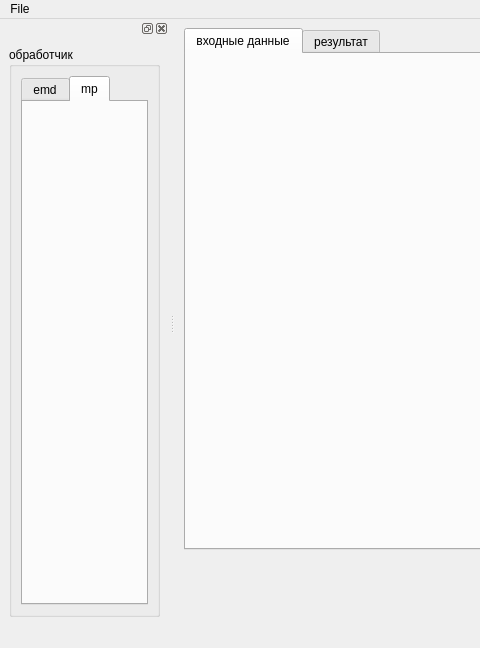
BigCubeCat/SpectralToolbox, file src/widgets/mainwindow.ui: the form before one commit; both pictures show x 0 to 480 and y 0 to 648 of the 1142 by 648 pixel window.
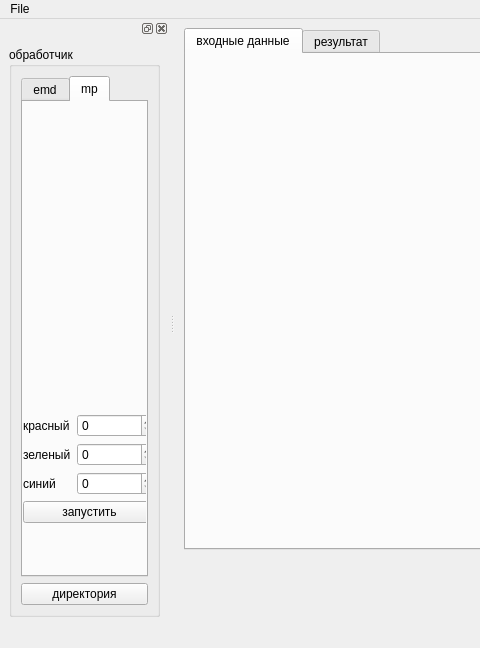
The form after the commit. The open tabs and pages were chosen to show the change.

Diff of the .ui file:
```diff
--- a/src/widgets/mainwindow.ui
+++ b/src/widgets/mainwindow.ui
@@ -22,7 +22,7 @@
         <item>
          <widget class="QTabWidget" name="tabWidget_2">
           <property name="currentIndex">
-           <number>1</number>
+           <number>0</number>
           </property>
           <widget class="QWidget" name="tabInput">
            <attribute name="title">
@@ -194,16 +194,6 @@
               </property>
               <layout class="QVBoxLayout" name="tab1Layout">
                <item>
-                <widget class="QWidget" name="widget" native="true">
-                 <layout class="QVBoxLayout" name="verticalLayout_2">
-                  <item>
-                   <widget class="QPushButton" name="dirBtn">
-                    <property name="text">
-                     <string>директория</string>
-                    </property>
-                   </widget>
-                  </item>
-                  <item>
                    <spacer name="verticalSpacer">
                     <property name="orientation">
                      <enum>Qt::Vertical</enum>
@@ -225,15 +215,97 @@
                   </item>
                  </layout>
                 </widget>
-               </item>
-              </layout>
-             </widget>
             </widget>
             <widget class="QWidget" name="tab_2">
              <attribute name="title">
               <string>mp</string>
              </attribute>
-            </widget>
+             <widget class="QWidget" name="verticalLayoutWidget_8">
+              <property name="geometry">
+               <rect>
+                <x>0</x>
+                <y>10</y>
+                <width>133</width>
+                <height>411</height>
+               </rect>
+              </property>
+              <layout class="QVBoxLayout" name="mpLayout">
+               <item>
+                <spacer name="verticalSpacer_2">
+                 <property name="orientation">
+                  <enum>Qt::Vertical</enum>
+                 </property>
+                 <property name="sizeHint" stdset="0">
+                  <size>
+                   <width>20</width>
+                   <height>40</height>
+                  </size>
+                 </property>
+                </spacer>
+               </item>
+               <item>
+                <layout class="QFormLayout" name="formLayout">
+                 <item row="0" column="0">
+                  <widget class="QLabel" name="label_3">
+                   <property name="text">
+                    <string>красный</string>
+                   </property>
+                  </widget>
+                 </item>
+                 <item row="0" column="1">
+                  <widget class="QSpinBox" name="redSpinBox">
+                   <property name="maximum">
+                    <number>100</number>
+                   </property>
+                  </widget>
+                 </item>
+                 <item row="1" column="0">
+                  <widget class="QLabel" name="label_4">
+                   <property name="text">
+                    <string>зеленый</string>
+                   </property>
+                  </widget>
+                 </item>
+                 <item row="2" column="0">
+                  <widget class="QLabel" name="label_5">
+                   <property name="text">
+                    <string>синий</string>
+                   </property>
+                  </widget>
+                 </item>
+                 <item row="1" column="1">
+                  <widget class="QSpinBox" name="greenSpinBox">
+                   <property name="maximum">
+                    <number>100</number>
+                   </property>
+                  </widget>
+                 </item>
+                 <item row="2" column="1">
+                  <widget class="QSpinBox" name="blueSpinBox">
+                   <property name="maximum">
+                    <number>100</number>
+                   </property>
+                  </widget>
+                 </item>
+                </layout>
+               </item>
+               <item>
+                <widget class="QPushButton" name="runMP">
+                 <property name="text">
+                  <string>запустить</string>
+                 </property>
+                </widget>
+               </item>
+              </layout>
+             </widget>
+            </widget>
+           </widget>
+          </item>
+          <item>
+           <widget class="QPushButton" name="dirBtn">
+            <property name="text">
+             <string>директория</string>
+            </property>
            </widget>
           </item>
          </layout>
```
Lines whose indentation alone changed are shown as unchanged.
